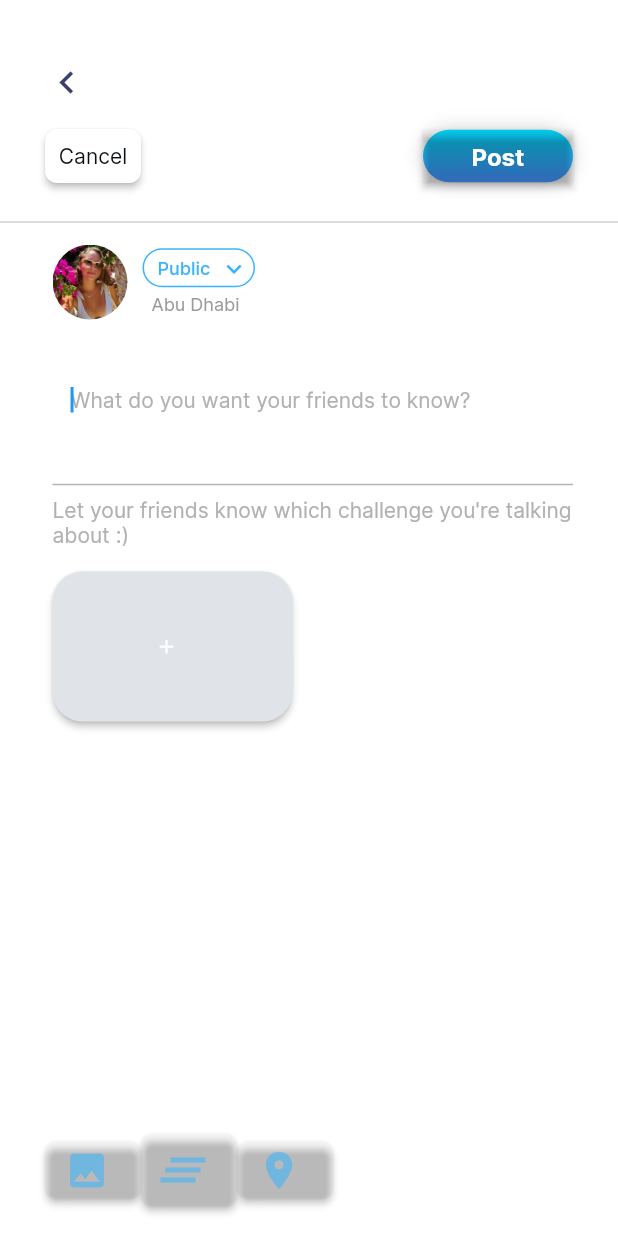
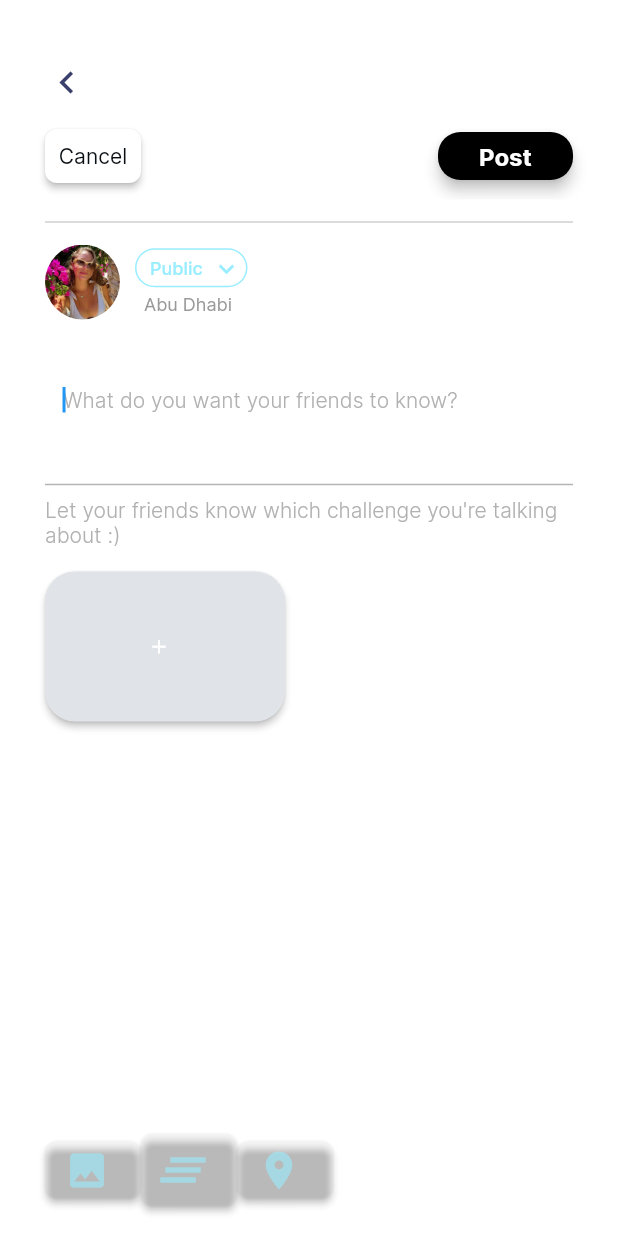
Before and after one commit to alexkocodes/Fitegy-App, a Flutter app: the CreatePostWidget screen opened by its route, on a phone screen of 412 x 824 dp. Run offline on Flutter 3.47's test engine with Material 2 defaults, Android fonts, the phone set to English and light mode, and no system bars; drawn by our look-alikes of auto_size_text; our stand-ins replace built_collection, built_value, cloud_firestore, easy_debounce, file_picker, firebase_auth and 16 more; missing offline and left inert: json_path, mime_type; accounts and stored records are empty; generated files the repository leaves out were written again.

Commit message:
Change font weight.

```diff
--- a/lib/create_challenge/create_challenge_widget.dart
+++ b/lib/create_challenge/create_challenge_widget.dart
@@ -219,6 +219,7 @@ class _CreateChallengeWidgetState extends State<CreateChallengeWidget> {
                                   .override(
                                     fontFamily: 'Inter',
                                     color: Color(0xFFB1B1B1),
+                                    fontWeight: FontWeight.w300,
                                     useGoogleFonts: GoogleFonts.asMap()
                                         .containsKey(
                                             FlutterFlowTheme.of(context)
--- a/lib/create_post/create_post_widget.dart
+++ b/lib/create_post/create_post_widget.dart
@@ -148,44 +148,23 @@ class _CreatePostWidgetState extends State<CreatePostWidget> {
                                               BorderRadius.circular(8),
                                         ),
                                       ),
-                                      Container(
-                                        decoration: BoxDecoration(
-                                          boxShadow: [
-                                            BoxShadow(
-                                              blurRadius: 10,
-                                              color: Color(0x33000000),
-                                              offset: Offset(0, 0),
-                                            )
-                                          ],
-                                          gradient: LinearGradient(
-                                            colors: [
-                                              Color(0xFF4791FF),
-                                              Color(0xFF00D3F2)
-                                            ],
-                                            stops: [0, 1],
-                                            begin: AlignmentDirectional(0, 1),
-                                            end: AlignmentDirectional(0, -1),
-                                          ),
-                                          borderRadius:
-                                              BorderRadius.circular(30),
-                                        ),
-                                        child: FFButtonWidget(
+                                      FFButtonWidget(
                                         onPressed: () async {
                                           context.pushNamed('PostPosted');
                                         },
                                         text: 'Post',
                                         options: FFButtonOptions(
-                                            width: 100,
-                                            height: 35,
-                                            color: Color(0x0039B4FC),
+                                          width: 90,
+                                          height: 32,
+                                          color: FlutterFlowTheme.of(context)
+                                              .secondaryText,
                                           textStyle:
                                               FlutterFlowTheme.of(context)
                                                   .subtitle2
                                                   .override(
                                                     fontFamily: 'Inter',
                                                     color: Colors.white,
-                                                      fontWeight:
-                                                          FontWeight.bold,
+                                                    fontWeight: FontWeight.bold,
                                                     useGoogleFonts: GoogleFonts
                                                             .asMap()
                                                         .containsKey(
@@ -193,13 +172,13 @@ class _CreatePostWidgetState extends State<CreatePostWidget> {
                                                                     context)
                                                                 .subtitle2Family),
                                                   ),
+                                          elevation: 4,
                                           borderSide: BorderSide(
                                             color: Colors.transparent,
                                             width: 1,
                                           ),
                                           borderRadius:
-                                                BorderRadius.circular(0),
-                                          ),
+                                              BorderRadius.circular(15),
                                         ),
                                       ),
                                     ],
@@ -223,10 +202,12 @@ class _CreatePostWidgetState extends State<CreatePostWidget> {
                       Divider(
                         height: 30,
                         thickness: 1,
+                        indent: 30,
+                        endIndent: 30,
                         color: Color(0xFFCFCFCF),
                       ),
                       Padding(
-                        padding: EdgeInsetsDirectional.fromSTEB(35, 0, 30, 0),
+                        padding: EdgeInsetsDirectional.fromSTEB(30, 0, 30, 0),
                         child: Column(
                           mainAxisSize: MainAxisSize.max,
                           mainAxisAlignment: MainAxisAlignment.start,
@@ -273,7 +254,7 @@ class _CreatePostWidgetState extends State<CreatePostWidget> {
                                                           FlutterFlowTheme.of(
                                                                   context)
                                                               .bodyText1Family,
-                                                      color: Color(0xFF39B4FC),
+                                                      color: Color(0xFF99EDFF),
                                                       fontSize: 12,
                                                       useGoogleFonts: GoogleFonts
                                                               .asMap()
@@ -285,12 +266,12 @@ class _CreatePostWidgetState extends State<CreatePostWidget> {
                                             hintText: 'Please select...',
                                             icon: Icon(
                                               Icons.keyboard_arrow_down_sharp,
-                                              color: Color(0xFF39B4FC),
+                                              color: Color(0xFF99EDFF),
                                               size: 20,
                                             ),
                                             fillColor: Colors.white,
                                             elevation: 1,
-                                            borderColor: Color(0xFF39B4FC),
+                                            borderColor: Color(0xFF99EDFF),
                                             borderWidth: 1,
                                             borderRadius: 50,
                                             margin:
@@ -365,7 +346,7 @@ class _CreatePostWidgetState extends State<CreatePostWidget> {
                                           .override(
                                             fontFamily: 'Inter',
                                             color: Color(0xFFB1B1B1),
-                                            fontWeight: FontWeight.normal,
+                                            fontWeight: FontWeight.w300,
                                             useGoogleFonts: GoogleFonts.asMap()
                                                 .containsKey(
                                                     FlutterFlowTheme.of(context)
@@ -410,6 +391,7 @@ class _CreatePostWidgetState extends State<CreatePostWidget> {
                                           color: FlutterFlowTheme.of(context)
                                               .primaryColor,
                                           fontSize: 14,
+                                          fontWeight: FontWeight.w500,
                                           useGoogleFonts: GoogleFonts.asMap()
                                               .containsKey(
                                                   FlutterFlowTheme.of(context)
@@ -434,7 +416,7 @@ class _CreatePostWidgetState extends State<CreatePostWidget> {
                                   .override(
                                     fontFamily: 'Inter',
                                     color: Color(0xFFB1B1B1),
-                                    fontWeight: FontWeight.normal,
+                                    fontWeight: FontWeight.w300,
                                     useGoogleFonts: GoogleFonts.asMap()
                                         .containsKey(
                                             FlutterFlowTheme.of(context)
@@ -557,7 +539,7 @@ class _CreatePostWidgetState extends State<CreatePostWidget> {
                       text: '',
                       icon: Icon(
                         Icons.photo,
-                        color: Color(0x9239B4FC),
+                        color: Color(0x9999EDFF),
                         size: 30,
                       ),
                       options: FFButtonOptions(
@@ -599,7 +581,7 @@ class _CreatePostWidgetState extends State<CreatePostWidget> {
                       text: '',
                       icon: Icon(
                         Icons.clear_all,
-                        color: Color(0x9239B4FC),
+                        color: Color(0x9999EDFF),
                         size: 40,
                       ),
                       options: FFButtonOptions(
@@ -627,7 +609,7 @@ class _CreatePostWidgetState extends State<CreatePostWidget> {
                       text: '',
                       icon: Icon(
                         Icons.location_on,
-                        color: Color(0x9239B4FC),
+                        color: Color(0x9999EDFF),
                         size: 30,
                       ),
                       options: FFButtonOptions(
```
Lines whose indentation alone changed are shown as unchanged.
